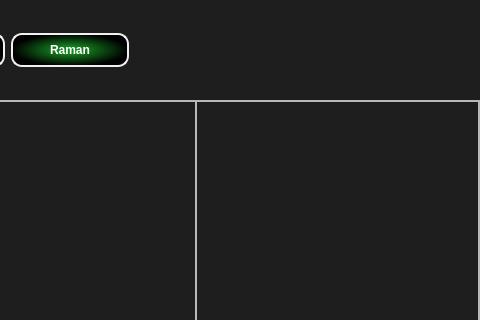
This is T-Rax/UIFiles/T_Rax_MainWindow.ui in CPrescher/T-rax as Qt 5 draws it before an edit; both pictures show x 370 to 850 and y 0 to 320 of the 850 by 564 pixel window. The edited form follows.
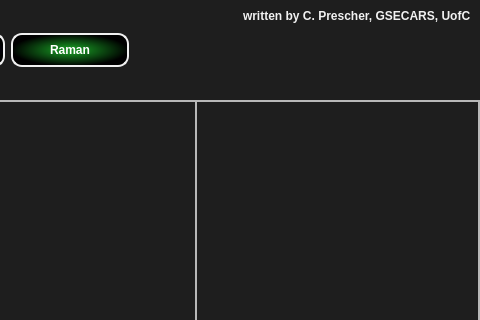
This is the edited form.

Commit message: Added: "written by C. Prescher, GSECARS, UofC"

Patch:
```diff
--- a/T-Rax/UIFiles/T_Rax_MainWindow.ui
+++ b/T-Rax/UIFiles/T_Rax_MainWindow.ui
@@ -175,6 +175,30 @@
          </property>
         </spacer>
        </item>
+       <item>
+        <layout class="QVBoxLayout" name="verticalLayout_3">
+         <item>
+          <widget class="QLabel" name="label_2">
+           <property name="text">
+            <string>written by C. Prescher, GSECARS, UofC</string>
+           </property>
+          </widget>
+         </item>
+         <item>
+          <spacer name="verticalSpacer_2">
+           <property name="orientation">
+            <enum>Qt::Vertical</enum>
+           </property>
+           <property name="sizeHint" stdset="0">
+            <size>
+             <width>20</width>
+             <height>40</height>
+            </size>
+           </property>
+          </spacer>
+         </item>
+        </layout>
+       </item>
       </layout>
      </widget>
     </item>
```
Left out of the diff: 3 changed lines with no effect on the pictures. The commit also changes 8 other files.
